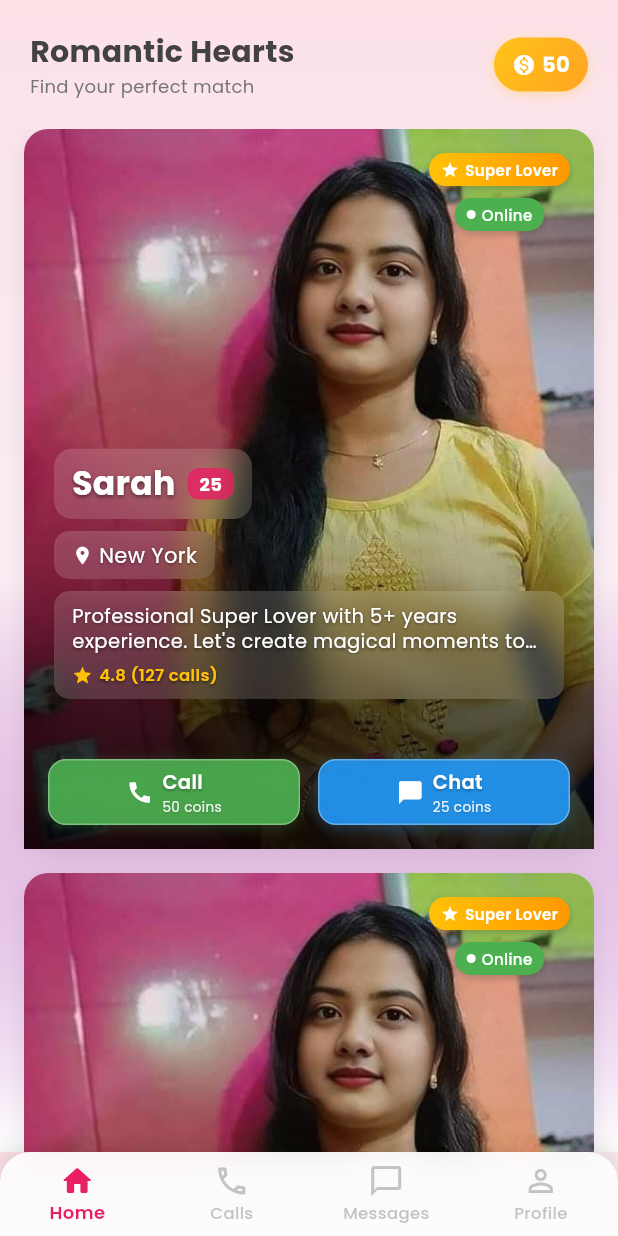
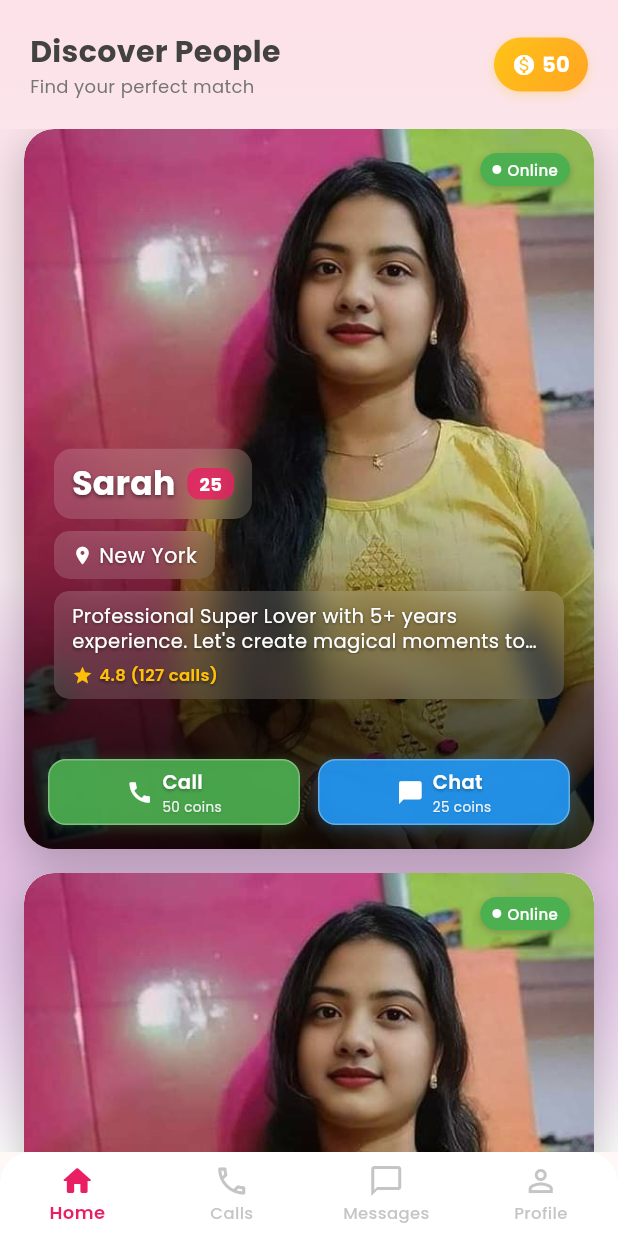
Before and after one commit to SERVEcreative/Romantic_latest, a Flutter app: the DashboardScreen screen opened directly, on a phone screen of 412 x 824 dp. Run offline on Flutter 3.47's test engine with Material 3 defaults, Android fonts, the phone set to English and light mode, and no system bars; our stand-ins replace dio, google_fonts, google_mobile_ads, intl_phone_field, pin_code_fields, shared_preferences; accounts and stored records are empty.

Commit message:
feat: implement discovery feature and improve bottom navigation - Add discovery feature with romantic profile cards - Remove unused dashboard widgets (calls, messages, home) - Fix bottom navigation corner rounding issues - Move romantic profile card to discovery feature - Improve UI with better elevation and consistent design

```diff
--- a/frontend/lib/features/dashboard/screens/dashboard_screen.dart
+++ b/frontend/lib/features/dashboard/screens/dashboard_screen.dart
@@ -3,7 +3,7 @@ import '../../coins/services/coin_service.dart';
 import '../../coins/services/admob_service.dart';
 import '../../profile/screens/profile_screen.dart';
 import '../services/dashboard_service.dart';
-import '../widgets/home/home_widget.dart';
+import '../../discovery/screens/discovery_screen.dart';
 import '../../calls/screens/call_history_screen.dart';
 import '../../messaging/screens/conversation_list_screen.dart';
 import '../widgets/navigation/bottom_navigation_widget.dart';
@@ -73,12 +73,10 @@ class _DashboardScreenState extends State<DashboardScreen> {
     DashboardService.showLogoutDialog(context);
   }
 
-
-
   Widget _getCurrentScreen() {
     switch (_selectedIndex) {
       case 0:
-        return HomeWidget(
+        return DiscoveryScreen(
           availableCoins: _availableCoins,
           onActionPressed: _handleActionPressed,
           onCoinOptionsTap: _showCoinOptions,
@@ -94,15 +92,13 @@ class _DashboardScreenState extends State<DashboardScreen> {
           onLogoutTap: _showLogoutDialog,
         );
       default:
-        return HomeWidget(
+        return DiscoveryScreen(
           availableCoins: _availableCoins,
           onActionPressed: _handleActionPressed,
           onCoinOptionsTap: _showCoinOptions,
         );
     }
   }
-
-
 
   @override
   Widget build(BuildContext context) {
--- a/frontend/lib/features/dashboard/widgets/navigation/bottom_navigation_widget.dart
+++ b/frontend/lib/features/dashboard/widgets/navigation/bottom_navigation_widget.dart
@@ -14,16 +14,14 @@ class BottomNavigationWidget extends StatelessWidget {
 
   @override
   Widget build(BuildContext context) {
-    return Container(
+    return ClipRRect(
+      borderRadius: const BorderRadius.only(
+        topLeft: Radius.circular(20),
+        topRight: Radius.circular(20),
+      ),
+      child: Container(
         decoration: BoxDecoration(
-        gradient: LinearGradient(
-          begin: Alignment.topLeft,
-          end: Alignment.bottomRight,
-          colors: [
-            Colors.pink.withValues(alpha: 0.1),
-            Colors.purple.withValues(alpha: 0.05),
-          ],
-        ),
+          color: Colors.white,
           boxShadow: [
             BoxShadow(
               color: Colors.black.withValues(alpha: 0.1),
@@ -36,16 +34,6 @@ class BottomNavigationWidget extends StatelessWidget {
           borderRadius: const BorderRadius.only(
             topLeft: Radius.circular(20),
             topRight: Radius.circular(20),
-        ),
-        child: BackdropFilter(
-          filter: ImageFilter.blur(sigmaX: 10, sigmaY: 10),
-          child: Container(
-            decoration: BoxDecoration(
-              color: Colors.white.withValues(alpha: 0.9),
-              borderRadius: const BorderRadius.only(
-                topLeft: Radius.circular(20),
-                topRight: Radius.circular(20),
-              ),
           ),
           child: BottomNavigationBar(
             currentIndex: selectedIndex,
@@ -64,7 +52,6 @@ class BottomNavigationWidget extends StatelessWidget {
               fontWeight: FontWeight.w500,
             ),
             items: _buildNavigationItems(),
-            ),
           ),
         ),
       ),
--- a/frontend/lib/features/dashboard/widgets/home/home_widget.dart
+++ b/frontend/lib/features/discovery/screens/discovery_screen.dart
@@ -1,14 +1,14 @@
 import 'package:flutter/material.dart';
 import 'package:google_fonts/google_fonts.dart';
-import '../../../../shared/models/sample_data.dart';
-import '../../../../shared/widgets/romantic_profile_card.dart';
+import '../../../shared/models/sample_data.dart';
+import '../widgets/romantic_profile_card.dart';
 
-class HomeWidget extends StatelessWidget {
+class DiscoveryScreen extends StatelessWidget {
   final int availableCoins;
   final Function(String, int, String) onActionPressed;
   final VoidCallback onCoinOptionsTap;
 
-  const HomeWidget({
+  const DiscoveryScreen({
     super.key,
     required this.availableCoins,
     required this.onActionPressed,
@@ -52,7 +52,7 @@ class HomeWidget extends StatelessWidget {
               crossAxisAlignment: CrossAxisAlignment.start,
               children: [
                 Text(
-                  'Romantic Hearts',
+                  'Discover People',
                   style: GoogleFonts.poppins(
                     fontSize: 20,
                     fontWeight: FontWeight.bold,
@@ -121,8 +121,6 @@ class HomeWidget extends StatelessWidget {
     );
   }
 
-
-
   Widget _buildProfilesList() {
     return ListView.builder(
       padding: const EdgeInsets.symmetric(horizontal: 16),
--- a/frontend/lib/shared/widgets/romantic_profile_card.dart
+++ b/frontend/lib/features/discovery/widgets/romantic_profile_card.dart
@@ -1,13 +1,13 @@
 import 'package:flutter/material.dart';
 import 'package:google_fonts/google_fonts.dart';
-import '../models/user_profile.dart';
-import '../../features/coins/services/coin_service.dart';
-import '../../features/calls/screens/outgoing_call_screen.dart';
-import '../../features/calls/models/call_models.dart';
-import '../../features/messaging/screens/chat_screen.dart';
-import '../../features/messaging/models/message_models.dart';
-import 'dart:io'; // Added for File
-import 'dart:ui'; // Added for ImageFilter
+import '../../../shared/models/user_profile.dart';
+import '../../coins/services/coin_service.dart';
+import '../../calls/screens/outgoing_call_screen.dart';
+import '../../calls/models/call_models.dart';
+import '../../messaging/screens/chat_screen.dart';
+import '../../messaging/models/message_models.dart';
+import 'dart:io';
+import 'dart:ui';
 
 class RomanticProfileCard extends StatefulWidget {
   final UserProfile profile;
@@ -33,59 +33,63 @@ class _RomanticProfileCardState extends State<RomanticProfileCard> {
       margin: const EdgeInsets.only(bottom: 16),
       decoration: BoxDecoration(
         color: Colors.white,
-        borderRadius: BorderRadius.circular(16),
+        borderRadius: BorderRadius.circular(20),
         boxShadow: [
           BoxShadow(
+            color: Colors.black.withValues(alpha: 0.15),
+            blurRadius: 20,
+            offset: const Offset(0, 8),
+            spreadRadius: 2,
+          ),
+          BoxShadow(
             color: Colors.black.withValues(alpha: 0.08),
-            blurRadius: 12,
-            offset: const Offset(0, 4),
+            blurRadius: 40,
+            offset: const Offset(0, 16),
+            spreadRadius: 4,
           ),
         ],
       ),
+      child: ClipRRect(
+        borderRadius: BorderRadius.circular(20),
         child: Column(
           children: [
-          // Photo area with overlay info
             _buildPhotoArea(),
-
-          // Action buttons
-          // _buildActionButtons(), // This line is removed as buttons are now positioned over the photo
           ],
+        ),
       ),
     );
   }
 
   Widget _buildPhotoArea() {
     return Container(
-      height: 480, // Increased height to accommodate action buttons
+      height: 480,
       width: double.infinity,
       decoration: const BoxDecoration(
         borderRadius: BorderRadius.only(
-          topLeft: Radius.circular(16),
-          topRight: Radius.circular(16),
+          topLeft: Radius.circular(20),
+          topRight: Radius.circular(20),
         ),
       ),
       child: Stack(
         children: [
-          // Full-size background image
           ClipRRect(
             borderRadius: const BorderRadius.only(
-              topLeft: Radius.circular(16),
-              topRight: Radius.circular(16),
+              topLeft: Radius.circular(20),
+              topRight: Radius.circular(20),
             ),
             child: _buildProfileImage(),
           ),
 
-          // Gradient overlay for better text readability
           Positioned(
             bottom: 0,
             left: 0,
             right: 0,
             child: Container(
-              height: 280, // Increased to cover action buttons area
+              height: 280,
               decoration: BoxDecoration(
                 borderRadius: const BorderRadius.only(
-                  topLeft: Radius.circular(16),
-                  topRight: Radius.circular(16),
+                  topLeft: Radius.circular(20),
+                  topRight: Radius.circular(20),
                 ),
                 gradient: LinearGradient(
                   begin: Alignment.topCenter,
@@ -101,15 +105,13 @@ class _RomanticProfileCardState extends State<RomanticProfileCard> {
             ),
           ),
 
-          // Translucent profile info overlay
           Positioned(
-            bottom: 80, // Moved up to make space for action buttons
+            bottom: 80,
             left: 0,
             right: 0,
             child: _buildProfileInfoOverlay(),
           ),
 
-          // Action buttons positioned over the photo background
           Positioned(
             bottom: 0,
             left: 0,
@@ -117,17 +119,10 @@ class _RomanticProfileCardState extends State<RomanticProfileCard> {
             child: _buildActionButtons(),
           ),
 
-          // Online indicator and Super Lover badge
           Positioned(
             top: 16,
             right: 16,
-            child: Column(
-              children: [
-                if (widget.profile.isSuperLover) _buildSuperLoverBadge(),
-                const SizedBox(height: 8),
-                _buildOnlineIndicator(),
-              ],
-            ),
+            child: _buildOnlineIndicator(),
           ),
         ],
       ),
@@ -139,14 +134,13 @@ class _RomanticProfileCardState extends State<RomanticProfileCard> {
       padding: const EdgeInsets.all(20),
       decoration: const BoxDecoration(
         borderRadius: BorderRadius.only(
-            topLeft: Radius.circular(16),
-            topRight: Radius.circular(16),
+          topLeft: Radius.circular(20),
+          topRight: Radius.circular(20),
         ),
       ),
       child: Column(
         crossAxisAlignment: CrossAxisAlignment.start,
         children: [
-          // Name and age with translucent background
           ClipRRect(
             borderRadius: BorderRadius.circular(12),
             child: BackdropFilter(
@@ -198,7 +192,6 @@ class _RomanticProfileCardState extends State<RomanticProfileCard> {
           ),
           const SizedBox(height: 8),
 
-          // Location with translucent background
           ClipRRect(
             borderRadius: BorderRadius.circular(10),
             child: BackdropFilter(
@@ -239,7 +232,6 @@ class _RomanticProfileCardState extends State<RomanticProfileCard> {
           ),
           const SizedBox(height: 8),
 
-          // Bio with translucent background
           ClipRRect(
             borderRadius: BorderRadius.circular(10),
             child: BackdropFilter(
@@ -311,44 +303,37 @@ class _RomanticProfileCardState extends State<RomanticProfileCard> {
   }
 
   Widget _buildProfileImage() {
-    // Check if the image path is a local asset
     if (widget.profile.image.startsWith('assets/')) {
       return Image.asset(
         widget.profile.image,
         width: double.infinity,
-        height: 480, // Updated height
+        height: 480,
         fit: BoxFit.cover,
         errorBuilder: (context, error, stackTrace) {
           return _buildFallbackImage();
         },
       );
-    }
-    // Check if it's a local file path
-    else if (widget.profile.image.startsWith('/') || widget.profile.image.startsWith('file://')) {
+    } else if (widget.profile.image.startsWith('/') || widget.profile.image.startsWith('file://')) {
       return Image.file(
         File(widget.profile.image.replaceFirst('file://', '')),
         width: double.infinity,
-        height: 480, // Updated height
+        height: 480,
         fit: BoxFit.cover,
         errorBuilder: (context, error, stackTrace) {
           return _buildFallbackImage();
         },
       );
-    }
-    // Check if it's a network URL
-    else if (widget.profile.image.startsWith('http://') || widget.profile.image.startsWith('https://')) {
+    } else if (widget.profile.image.startsWith('http://') || widget.profile.image.startsWith('https://')) {
       return Image.network(
         widget.profile.image,
         width: double.infinity,
-        height: 480, // Updated height
+        height: 480,
         fit: BoxFit.cover,
         errorBuilder: (context, error, stackTrace) {
           return _buildFallbackImage();
         },
       );
-    }
-    // Fallback to emoji or default image
-    else {
+    } else {
       return _buildFallbackImage();
     }
   }
@@ -356,7 +341,7 @@ class _RomanticProfileCardState extends State<RomanticProfileCard> {
   Widget _buildFallbackImage() {
     return Container(
       width: double.infinity,
-      height: 480, // Updated height
+      height: 480,
       decoration: BoxDecoration(
         gradient: LinearGradient(
           begin: Alignment.topCenter,
@@ -391,43 +376,7 @@ class _RomanticProfileCardState extends State<RomanticProfileCard> {
     );
   }
 
-  Widget _buildSuperLoverBadge() {
-    return Container(
-      padding: const EdgeInsets.symmetric(horizontal: 8, vertical: 4),
-      decoration: BoxDecoration(
-        gradient: LinearGradient(
-          colors: [Colors.amber, Colors.orange],
-        ),
-        borderRadius: BorderRadius.circular(12),
-        boxShadow: [
-          BoxShadow(
-            color: Colors.black.withValues(alpha: 0.2),
-            blurRadius: 4,
-            offset: const Offset(0, 2),
-          ),
-        ],
-      ),
-      child: Row(
-        mainAxisSize: MainAxisSize.min,
-        children: [
-          const Icon(
-            Icons.star,
-            size: 12,
-            color: Colors.white,
-          ),
-          const SizedBox(width: 4),
-          Text(
-            'Super Lover',
-            style: GoogleFonts.poppins(
-              fontSize: 10,
-              fontWeight: FontWeight.w600,
-              color: Colors.white,
-            ),
-          ),
-        ],
-      ),
-    );
-  }
+
 
   Widget _buildOnlineIndicator() {
     return Container(
@@ -469,8 +418,14 @@ class _RomanticProfileCardState extends State<RomanticProfileCard> {
   }
 
   Widget _buildActionButtons() {
-    return Padding(
+    return Container(
       padding: const EdgeInsets.fromLTRB(16, 0, 16, 16),
+      decoration: const BoxDecoration(
+        borderRadius: BorderRadius.only(
+          bottomLeft: Radius.circular(20),
+          bottomRight: Radius.circular(20),
+        ),
+      ),
       child: Row(
         children: [
           Expanded(
@@ -478,7 +433,7 @@ class _RomanticProfileCardState extends State<RomanticProfileCard> {
               'Call',
               Icons.call,
               Colors.green,
-              widget.profile.isSuperLover ? 50 : CoinService.callCost, // Super Lovers cost 50 coins
+              widget.profile.isSuperLover ? 50 : CoinService.callCost,
               () => _handleCallAction(),
             ),
           ),
@@ -488,7 +443,7 @@ class _RomanticProfileCardState extends State<RomanticProfileCard> {
               'Chat',
               Icons.chat_bubble,
               Colors.blue,
-              widget.profile.isSuperLover ? 25 : CoinService.chatCost, // Super Lovers cost 25 coins for chat
+              widget.profile.isSuperLover ? 25 : CoinService.chatCost,
               () => _handleChatAction(),
             ),
           ),
@@ -499,7 +454,6 @@ class _RomanticProfileCardState extends State<RomanticProfileCard> {
 
   void _handleCallAction() {
     widget.onActionPressed('Call', CoinService.callCost, widget.profile.name);
-     // Navigate to calling screen
     Navigator.push(
       context,
       MaterialPageRoute(
@@ -512,8 +466,6 @@ class _RomanticProfileCardState extends State<RomanticProfileCard> {
 
   void _handleChatAction() {
     widget.onActionPressed('Chat', CoinService.chatCost, widget.profile.name);
-     // Navigate to messaging screen
-           // Create a conversation for the chat screen
     final conversation = Conversation(
       id: 'conv_${widget.profile.id}',
       participant: widget.profile,
```
Also changed, not shown: frontend/lib/features/dashboard/widgets/calls/calls_widget.dart (deleted, +0 -166 lines), frontend/lib/features/dashboard/widgets/messages/messages_widget.dart (deleted, +0 -183 lines), frontend/lib/features/discovery/services/discovery_service.dart (added, +42 -0 lines). Lines whose indentation alone changed are shown as unchanged.
